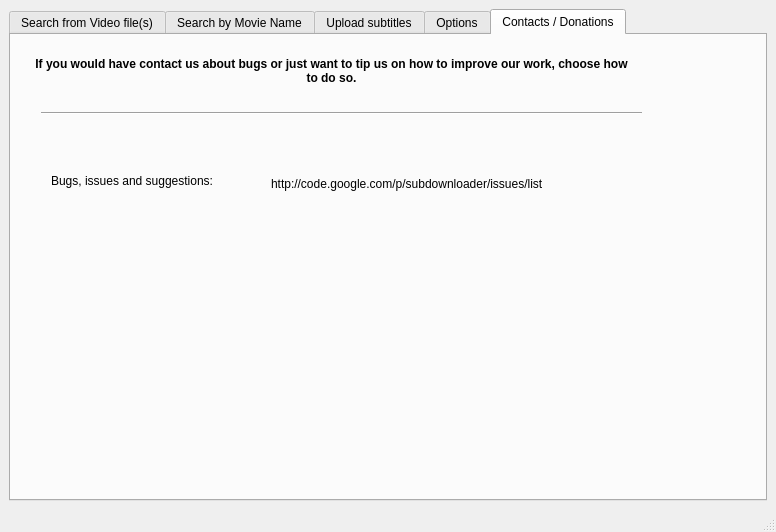
This is gui/main.ui in mamboitaliano21/subdownloader as Qt 5 draws it before an edit. The edited form follows.
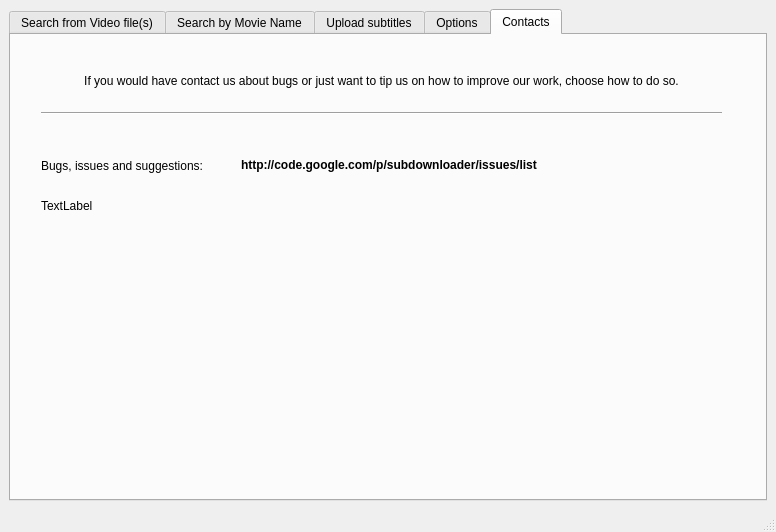
This is the edited form. The open tabs and pages were chosen to show the change. Icons and pictures are not drawn. Custom widgets are drawn as their Qt base class.

Diff of the .ui file:
```diff
--- a/gui/main.ui
+++ b/gui/main.ui
@@ -16,9 +16,20 @@
    <iconset/>
   </property>
   <widget class="QWidget" name="centralwidget" >
+   <property name="geometry" >
+    <rect>
+     <x>0</x>
+     <y>0</y>
+     <width>776</width>
+     <height>509</height>
+    </rect>
+   </property>
    <layout class="QVBoxLayout" >
     <item>
      <widget class="QTabWidget" name="tabs" >
+      <property name="tabShape" >
+       <enum>QTabWidget::Rounded</enum>
+      </property>
       <property name="currentIndex" >
        <number>3</number>
       </property>
@@ -1018,22 +1029,30 @@
        </widget>
       </widget>
       <widget class="QWidget" name="tab_2" >
+       <property name="geometry" >
+        <rect>
+         <x>0</x>
+         <y>0</y>
+         <width>754</width>
+         <height>463</height>
+        </rect>
+       </property>
        <attribute name="title" >
-        <string>Contacts / Donations</string>
+        <string>Contacts</string>
        </attribute>
        <widget class="QLabel" name="label_2" >
         <property name="geometry" >
          <rect>
           <x>20</x>
-          <y>10</y>
-          <width>601</width>
-          <height>51</height>
+          <y>30</y>
+          <width>701</width>
+          <height>31</height>
          </rect>
         </property>
         <property name="font" >
          <font>
-          <weight>75</weight>
-          <bold>true</bold>
+          <weight>50</weight>
+          <bold>false</bold>
          </font>
         </property>
         <property name="text" >
@@ -1054,7 +1073,7 @@
          <rect>
           <x>30</x>
           <y>70</y>
-          <width>601</width>
+          <width>681</width>
           <height>16</height>
          </rect>
         </property>
@@ -1065,10 +1084,10 @@
        <widget class="QLabel" name="label_11" >
         <property name="geometry" >
          <rect>
-          <x>40</x>
-          <y>130</y>
+          <x>30</x>
+          <y>120</y>
           <width>201</width>
-          <height>31</height>
+          <height>21</height>
          </rect>
         </property>
         <property name="text" >
@@ -1078,12 +1097,21 @@
        <widget class="QLabel" name="label_12" >
         <property name="geometry" >
          <rect>
-          <x>260</x>
-          <y>140</y>
+          <x>230</x>
+          <y>120</y>
           <width>351</width>
-          <height>18</height>
+          <height>21</height>
          </rect>
         </property>
+        <property name="font" >
+         <font>
+          <weight>75</weight>
+          <bold>true</bold>
+         </font>
+        </property>
+        <property name="autoFillBackground" >
+         <bool>false</bool>
+        </property>
         <property name="text" >
          <string>http://code.google.com/p/subdownloader/issues/list</string>
         </property>
@@ -1094,6 +1122,19 @@
          <set>Qt::TextBrowserInteraction</set>
         </property>
        </widget>
+       <widget class="QLabel" name="label_19" >
+        <property name="geometry" >
+         <rect>
+          <x>30</x>
+          <y>160</y>
+          <width>54</width>
+          <height>21</height>
+         </rect>
+        </property>
+        <property name="text" >
+         <string>TextLabel</string>
+        </property>
+       </widget>
       </widget>
      </widget>
     </item>
```
Left out of the diff: 125 changed lines with no effect on the pictures.
